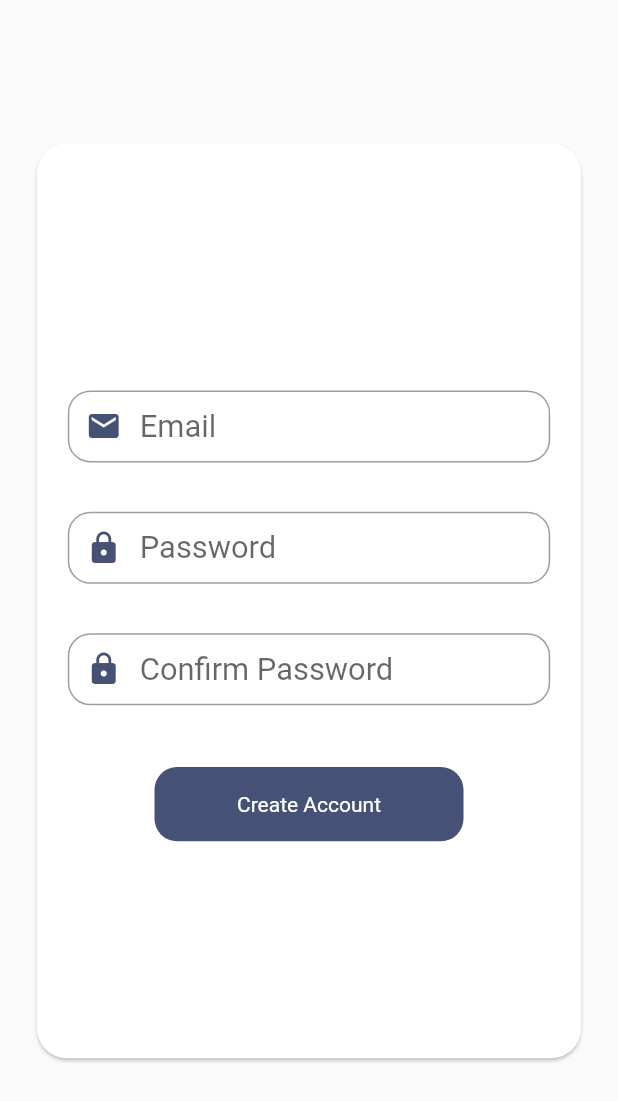
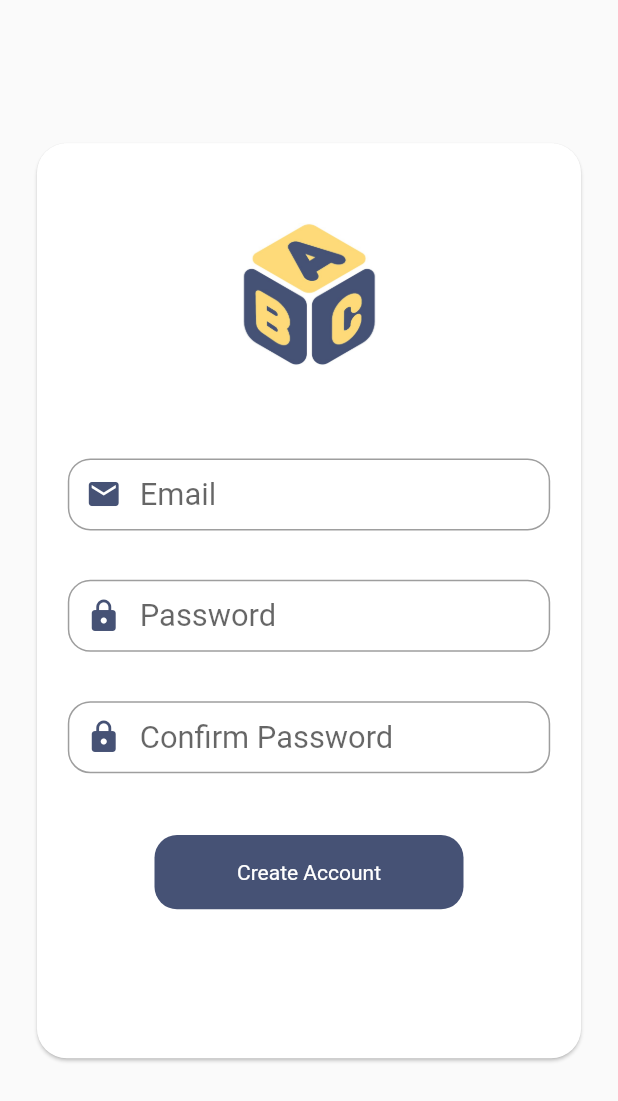
Before and after one commit to jpDEVsekiro/Dictionary, a Flutter app: the screen it shows after launch, after a tap on an icon or button, on a phone screen of 412 x 824 dp. Shown: the top 1101 px of the screen. Run offline on Flutter 3.47's test engine with Material 2 defaults, Android fonts, the light colour scheme and no system bars; our stand-ins replace cloud_firestore, convex_bottom_bar, dio, firebase_auth, firebase_core, flutter_tts and 2 more; accounts and stored records are empty; network calls fail.

Commit message:
logo in create account

```diff
--- a/lib/main.dart
+++ b/lib/main.dart
@@ -11,6 +11,9 @@ void main() async {
   await SystemChrome.setPreferredOrientations([
     DeviceOrientation.portraitUp,
   ]);
+  SystemChrome.setSystemUIOverlayStyle(const SystemUiOverlayStyle(
+      statusBarColor: Color(0xFF465275),
+      statusBarBrightness: Brightness.light));
   Get.lazyPut<IDataBaseRepository>(() => FireBaseRepository());
   await Get.find<IDataBaseRepository>().init();
   runApp(GetMaterialApp(
--- a/lib/src/application/controllers/login_controller.dart
+++ b/lib/src/application/controllers/login_controller.dart
@@ -9,13 +9,12 @@ import 'package:get/get.dart';
 class LoginController extends GetxController {
   final TextEditingController loginController = TextEditingController();
   final TextEditingController passwordController = TextEditingController();
-  final IDataBaseRepository _dataBaseRepository =
-      Get.find<IDataBaseRepository>();
+  IDataBaseRepository dataBaseRepository = Get.find<IDataBaseRepository>();
   final RxBool isLoading = false.obs;
 
   Future<void> login() async {
     isLoading.value = true;
-    dynamic responseLogin = await _dataBaseRepository.login(
+    dynamic responseLogin = await dataBaseRepository.login(
         loginController.text, passwordController.text);
     if (responseLogin == true) {
       Get.off(() => const Home(), binding: HomeBinding());
--- a/lib/src/ui/pages/create_account/create_account.dart
+++ b/lib/src/ui/pages/create_account/create_account.dart
@@ -29,8 +29,12 @@ class CreateAccount extends GetView<CreateAccountController> {
                   crossAxisAlignment: CrossAxisAlignment.center,
                   children: [
                     Padding(
-                      padding: EdgeInsets.only(top: Get.height * 0.2),
-                      child: TextField(
+                      padding: EdgeInsets.only(
+                          top: Get.height * 0.06, bottom: Get.height * 0.07),
+                      child: Image.asset('assets/images/logo.jpg',
+                          width: Get.width * 0.25, height: Get.width * 0.25),
+                    ),
+                    TextField(
                         style: TextStyle(fontSize: Get.width * 0.05),
                         controller: controller.emailController,
                         cursorColor: const Color(0xFF465275),
@@ -49,7 +53,6 @@ class CreateAccount extends GetView<CreateAccountController> {
                               borderSide: const BorderSide(
                                   color: Color(0xFF465275), width: 0.8),
                             ))),
-                    ),
                     Padding(
                       padding: EdgeInsets.only(top: Get.height * 0.04),
                       child: TextField(
--- a/lib/src/ui/pages/login/login.dart
+++ b/lib/src/ui/pages/login/login.dart
@@ -29,9 +29,9 @@ class Login extends GetView<LoginController> {
                   crossAxisAlignment: CrossAxisAlignment.center,
                   children: [
                     Image.asset(
-                      'assets/images/Dictionary.jpg',
+                      'assets/images/dictionary.jpg',
                       width: Get.width * 0.75,
-                      height: Get.height * 0.39,
+                      height: Get.height * 0.3,
                     ),
                     Padding(
                       padding: EdgeInsets.only(top: Get.height * 0.0),
@@ -81,7 +81,7 @@ class Login extends GetView<LoginController> {
                     ),
                     Padding(
                       padding: EdgeInsets.only(
-                          top: Get.height * 0.05, bottom: Get.height * 0.015),
+                          top: Get.height * 0.09, bottom: Get.height * 0.015),
                       child: Obx(
                         () => controller.isLoading.value
                             ? const CircularProgressIndicator(
```
Also changed, not shown: lib/src/ui/pages/home/home.dart (+16 -6 lines), lib/src/ui/pages/home/widgets/word_card.dart (+3 -4 lines), assets/images/dictionary.jpg (renamed from assets/images/Dictionary.jpg), assets/images/logo.jpg (added). Lines whose indentation alone changed are shown as unchanged.
